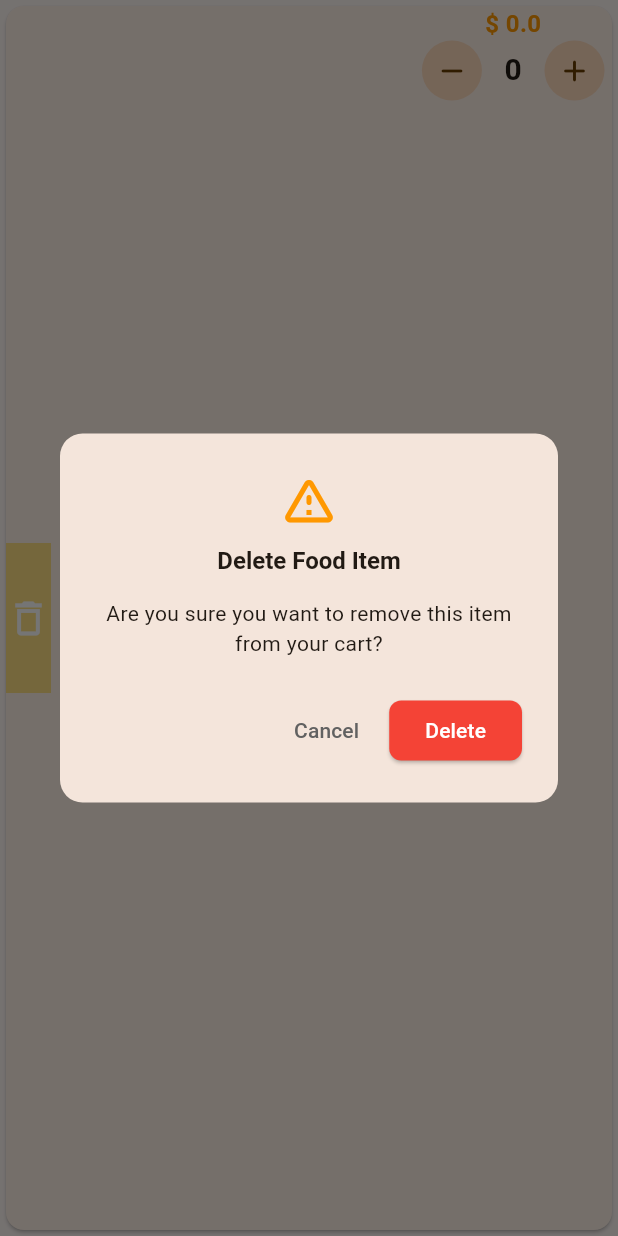
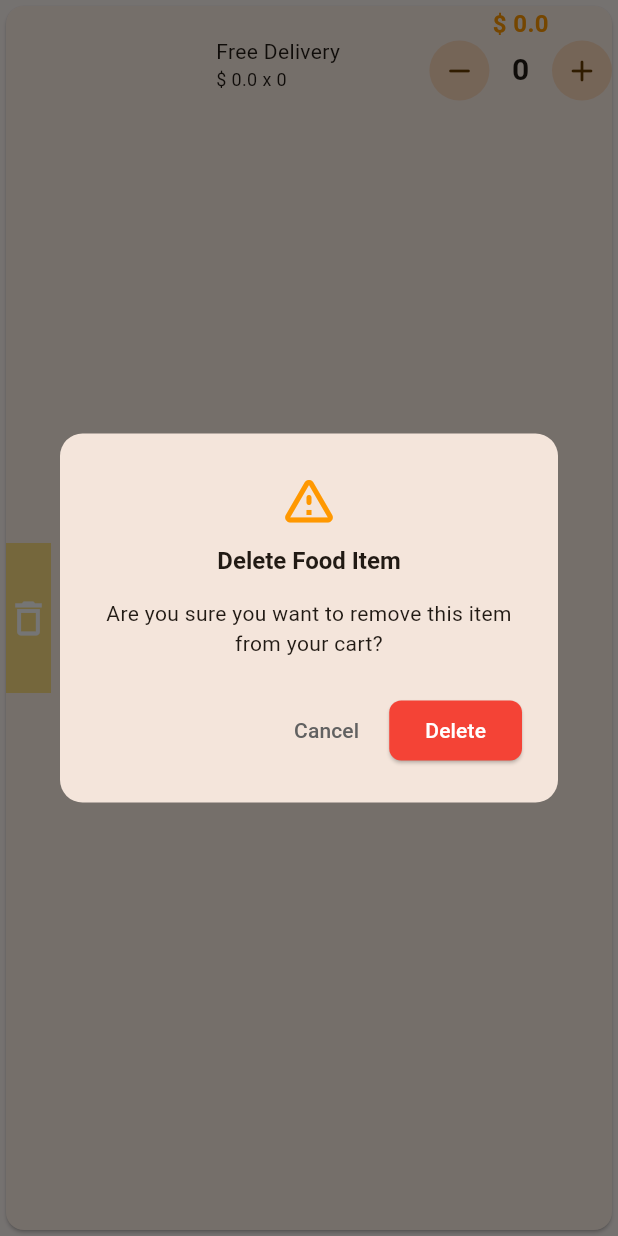
Before and after one commit to mahmudebnezaman/Food_Bank, a Flutter app: the CartItemCard widget shown alone on an empty page, opened directly with empty values, after a tap on the "delete" icon, on a phone screen of 412 x 824 dp. Run offline on Flutter 3.47's test engine with Material 3 defaults, Android fonts, the light colour scheme and no system bars; our stand-ins replace flutter_map, flutter_typeahead, gap, geocoding, geolocator, latlong2 and 1 more; accounts and stored records are empty; network calls fail.

Commit message:
cart page updated

```diff
--- a/lib/views/home_view.dart
+++ b/lib/views/home_view.dart
@@ -29,8 +29,12 @@ class _RestaurantHomeViewState extends State<RestaurantHomeView> {
   @override
   Widget build(BuildContext context) {
     return Scaffold(
-      body: Center(
-        child: _widgetOptions.elementAt(_selectedIndex),
+      // body: Center(
+      //   child: _widgetOptions.elementAt(_selectedIndex),
+      // ),
+      body: IndexedStack(
+        index: _selectedIndex,
+        children: _widgetOptions,
       ),
       bottomNavigationBar: BottomNavigationBar(
         items: const <BottomNavigationBarItem>[
--- a/lib/views/widgets/build_cart_card.dart
+++ b/lib/views/widgets/build_cart_card.dart
@@ -1,4 +1,5 @@
 import 'package:flutter/material.dart';
+import 'package:gap/gap.dart';
 import 'package:restuarant_ui/modal/order_item.dart';
 import 'package:restuarant_ui/views/widgets/quantity_changer_button.dart';
 
@@ -45,7 +46,7 @@ class CartItemCard extends StatelessWidget {
             fit: BoxFit.cover,
             isAntiAlias: true,
           ),
-          const SizedBox(width: 10),
+          const Gap(10),
           Expanded(
             child: Column(
               crossAxisAlignment: CrossAxisAlignment.start,
@@ -54,17 +55,21 @@ class CartItemCard extends StatelessWidget {
                   orderItem.foodName,
                   style: Theme.of(context).textTheme.titleLarge,
                 ),
+                const Text(
+                  'Free Delivery',
+                ),
                 Text(
-                  orderItem.foodDetails,
-                  maxLines: 2,
-                  overflow: TextOverflow.ellipsis,
+                  '\$ ${orderItem.price} x ${orderItem.quantity}',
+                  style: const TextStyle(
+                    // fontWeight: FontWeight.bold,
+                    fontSize: 12,
+                    // color: Colors.orange,
+                  ),
                 ),
               ],
             ),
           ),
-          Padding(
-            padding: const EdgeInsets.symmetric(horizontal: 5),
-            child: Column(
+          Column(
             children: [
               Text(
                 '\$ ${orderItem.price * orderItem.quantity}',
@@ -74,6 +79,7 @@ class CartItemCard extends StatelessWidget {
                   color: Colors.orange,
                 ),
               ),
+              // const Spacer(),
               QuantityChangerButton(
                 valueChangerFunction: (value) {
                   onQuantityChange(value);
@@ -82,7 +88,6 @@ class CartItemCard extends StatelessWidget {
               ),
             ],
           ),
-          )
         ],
       ),
     );
```
Lines whose indentation alone changed are shown as unchanged.
